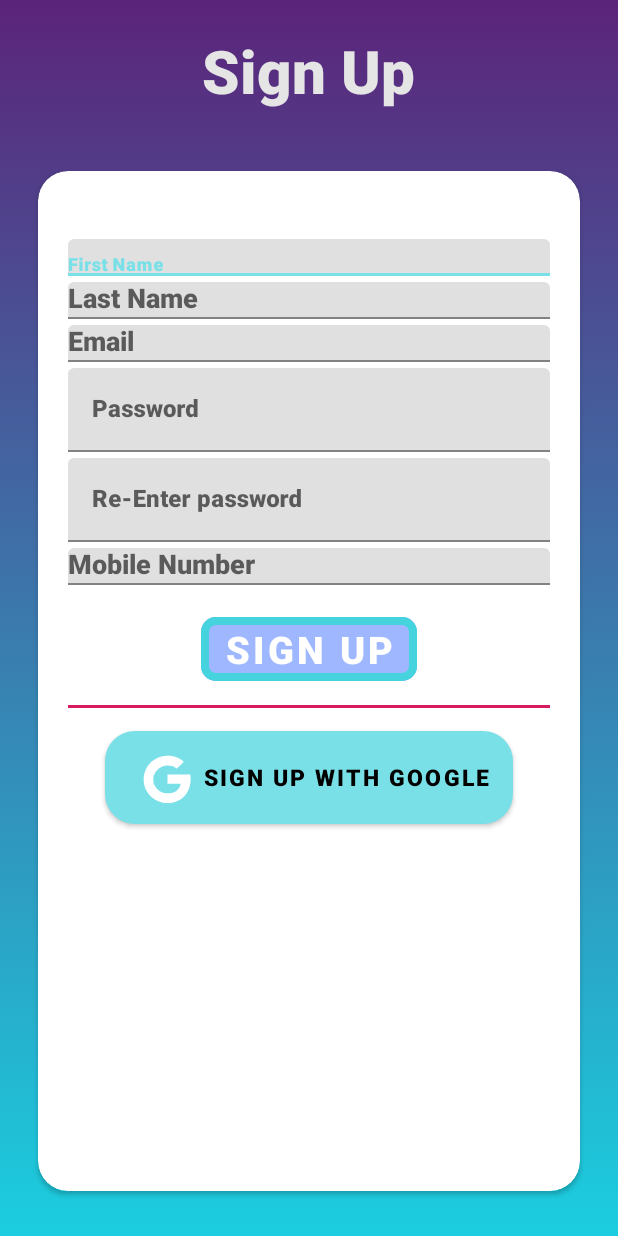
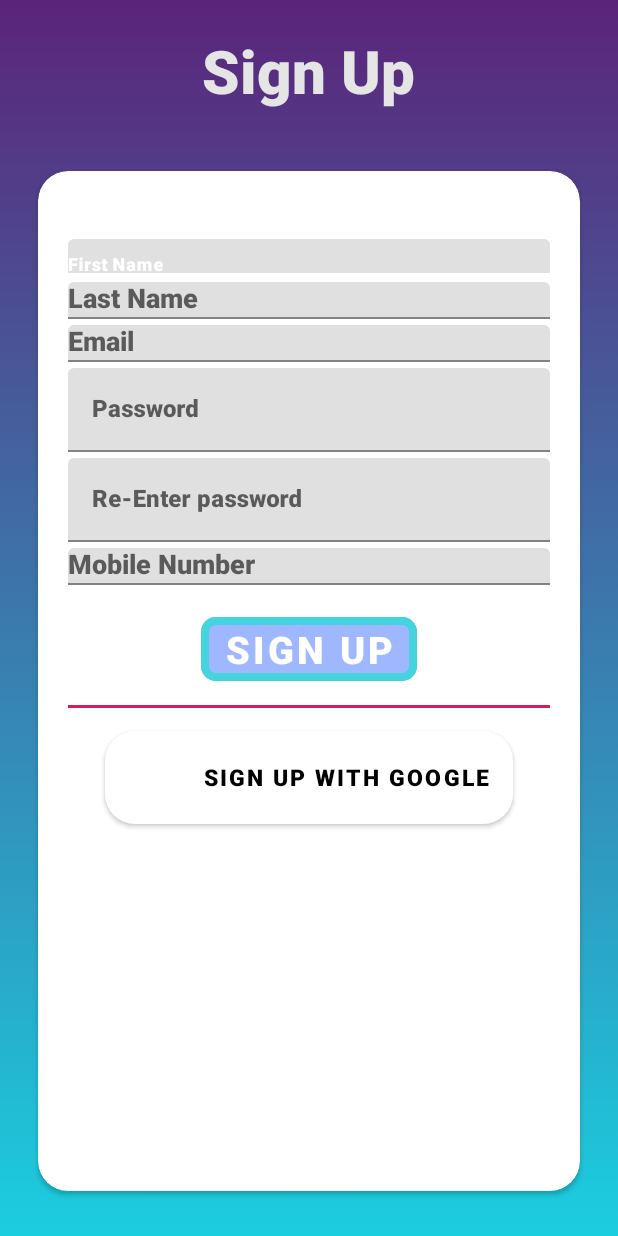
Before and after one commit to mitulp534/Final_Project, an Android app: the signup screen opened directly, with no data from a screen before it, on a phone screen of 412 x 824 dp. Run offline under Robolectric (Android 15) with nearby library versions, the phone set to English and light mode, and no system bars.

Commit message:
Made HomePage as intent filter activity. Removed Main activity from intent filter. Applied White color to primary and primary dark

```diff
--- a/app/src/main/res/layout/activity_signup.xml
+++ b/app/src/main/res/layout/activity_signup.xml
@@ -23,7 +23,7 @@
    <android.support.v7.widget.CardView
        app:cardCornerRadius="20dp"
        android:elevation="10dp"
-       android:outlineAmbientShadowColor="@color/colorPrimaryDark"
+       android:outlineAmbientShadowColor="@color/FakePrimaryDark"
        android:layout_marginTop="40dp"
        android:layout_marginRight="25dp"
        android:layout_marginLeft="25dp"
@@ -159,7 +159,7 @@
                android:textSize="25sp"
                app:cornerRadius="10dp"
                app:rippleColor="@color/colorAccent"
-               app:strokeColor="@color/colorPrimaryDark"
+               app:strokeColor="@color/FakePrimaryDark"
                app:strokeWidth="5dp"
                />
            <View
@@ -180,7 +180,7 @@
                app:cornerRadius="10dp"
                android:fontFamily="sans-serif-black"
                app:rippleColor="@color/colorAccent"
-               app:strokeColor="@color/colorPrimaryDark"
+               app:strokeColor="@color/FakePrimaryDark"
                app:strokeWidth="5dp"
                android:elevation="10dp"
                android:textColor="#000000"
--- a/app/src/main/res/layout/fragment_notification.xml
+++ b/app/src/main/res/layout/fragment_notification.xml
@@ -9,6 +9,6 @@
     <TextView
         android:layout_width="match_parent"
         android:layout_height="match_parent"
-        android:text="@string/hello_blank_fragment" />
+        android:text="Notification" />
 
 </FrameLayout>
--- a/app/src/main/res/values/colors.xml
+++ b/app/src/main/res/values/colors.xml
@@ -1,7 +1,9 @@
 <?xml version="1.0" encoding="utf-8"?>
 <resources>
-    <color name="colorPrimary">#79E0E7</color>
-    <color name="colorPrimaryDark">#45D4DE</color>
+    <color name="colorPrimary">#FFFFFFFF</color>
+    <color name="colorPrimaryDark">#FFFF</color>
     <color name="colorAccent">#D81B60</color>
     <color name="dullWhite">#e5e5e5</color>
+    <color name="FakePrimary">#79E0E7</color>
+    <color name="FakePrimaryDark">#45D4DE</color>
 </resources>
--- a/app/src/main/res/values/strings.xml
+++ b/app/src/main/res/values/strings.xml
@@ -5,7 +5,7 @@
     <string name="txt_login_password">Password</string>
     <string name="txt_login_button">Login</string>
     <string name="txt_forgot_password">Forgot Password?</string>
-    <string name="txt_noAccount">Don't Have Account?</string>
+    <string name="txt_noAccount">Do not Have Account?</string>
     <string name="txt_login_with_google">Login with Google</string>
     <string name="text_Signup_Heading">Sign Up</string>
     <string name="first_name">First Name</string>
```
Also changed, not shown: app/src/main/AndroidManifest.xml (+6 -2 lines).
